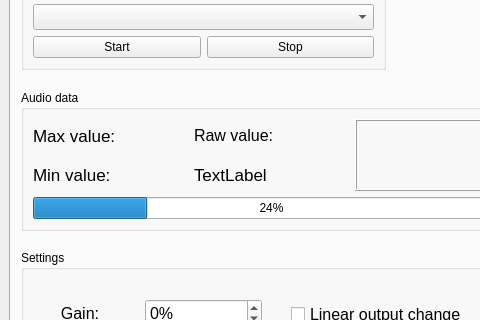
Before: the Qt Designer form client/src/gui/mainwindow.ui in aureljah/Simple-Rpi-Gui, drawn with Qt 5; both pictures show x 0 to 480 and y 170 to 490 of the 1099 by 650 pixel window.
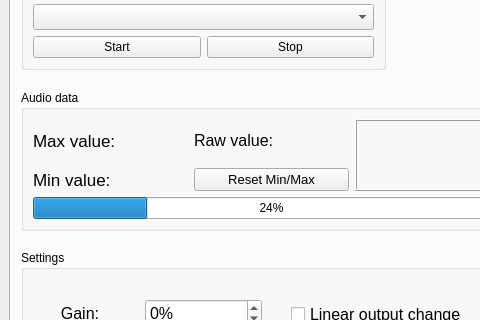
After: the same form once the commit is applied. The open tabs and pages were chosen to show the change.

Commit message: added reset telemetry button

Diff of the .ui file:
```diff
--- a/client/src/gui/mainwindow.ui
+++ b/client/src/gui/mainwindow.ui
@@ -282,18 +282,6 @@
            </property>
           </widget>
          </item>
-         <item row="1" column="1">
-          <widget class="QLabel" name="label_2">
-           <property name="font">
-            <font>
-             <pointsize>13</pointsize>
-            </font>
-           </property>
-           <property name="text">
-            <string>TextLabel</string>
-           </property>
-          </widget>
-         </item>
          <item row="0" column="1">
           <widget class="QLabel" name="audio_raw_value_label">
            <property name="font">
@@ -309,6 +297,24 @@
            </property>
           </widget>
          </item>
+         <item row="1" column="1">
+          <widget class="QPushButton" name="audio_reset_telemetry_button">
+           <property name="sizePolicy">
+            <sizepolicy hsizetype="Minimum" vsizetype="Fixed">
+             <horstretch>0</horstretch>
+             <verstretch>0</verstretch>
+            </sizepolicy>
+           </property>
+           <property name="font">
+            <font>
+             <pointsize>10</pointsize>
+            </font>
+           </property>
+           <property name="text">
+            <string>Reset Min/Max</string>
+           </property>
+          </widget>
+         </item>
         </layout>
        </widget>
        <widget class="QScrollArea" name="live_audio_select_scrollArea">
```
The commit also changes 4 other files.
